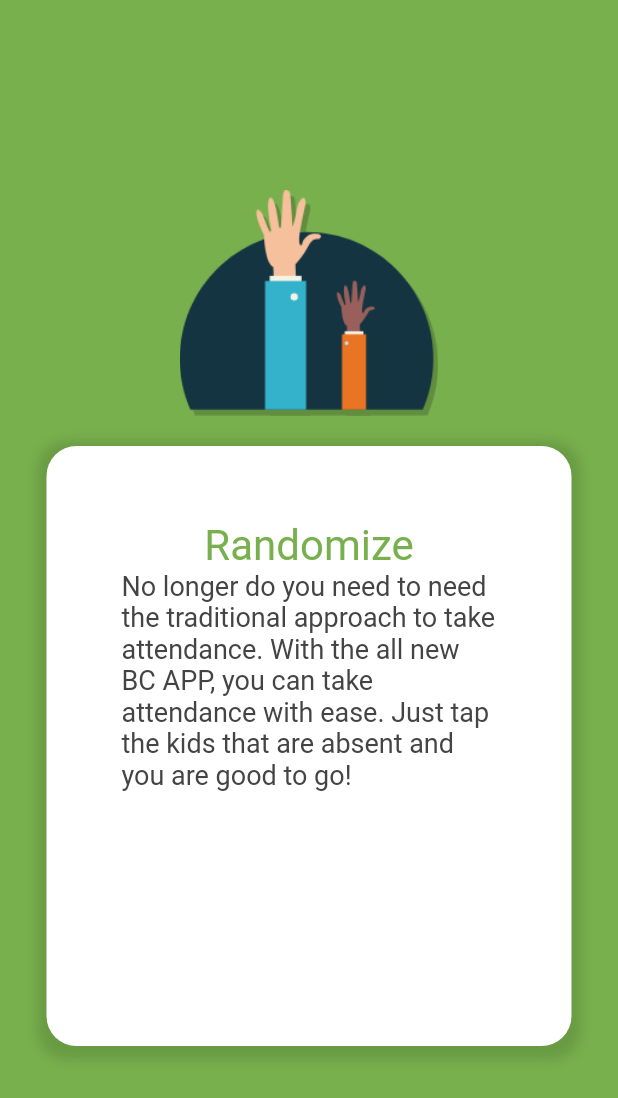
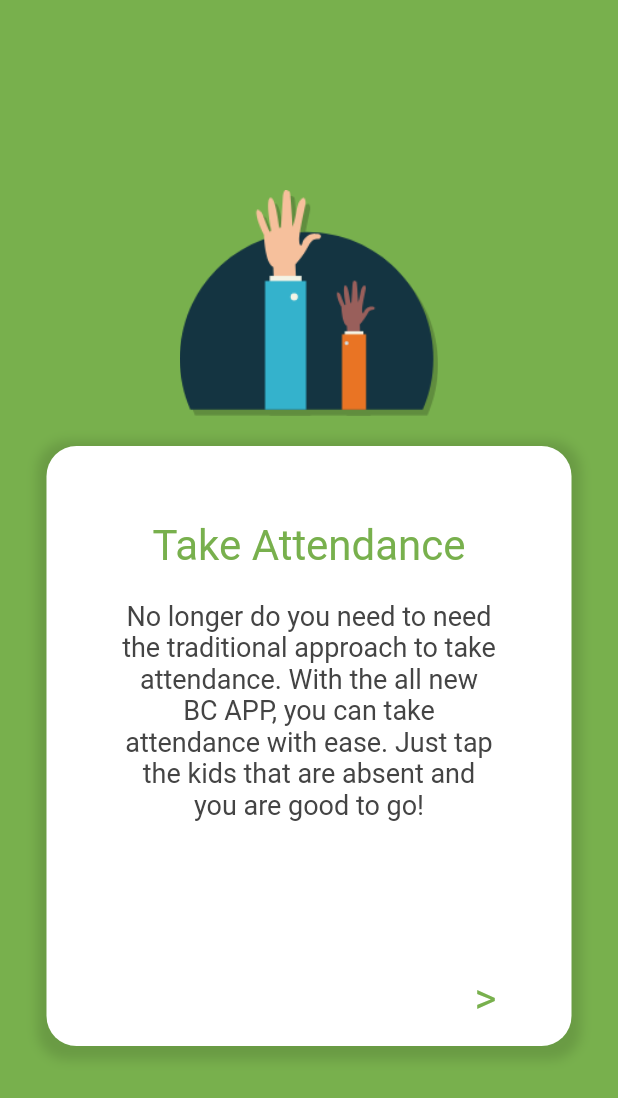
Before and after one commit to bugthedebugger/Flutter-UI-Tests, a Flutter app: the screen it shows after launch, on a phone screen of 412 x 824 dp. Shown: the top 1098 px of the screen. Run offline on Flutter 3.47's test engine with Material 2 defaults, Android fonts, the phone set to English and light mode, and no system bars.

Commit message:
Changed text alignment of welcome card body to center

```diff
--- a/lib/assets_repo/fontstyles.dart
+++ b/lib/assets_repo/fontstyles.dart
@@ -22,7 +22,7 @@ class AppFontStyles {
       color: Color(AppColors.welcRandomizerColor)
   );
 
-  final TextStyle _gettingStBody = TextStyle(
+  static TextStyle _gettingStBody = TextStyle(
       fontSize: gettingStartedBody,
       color: Color(AppColors.welcBodyColor)
   );
--- a/lib/beecreative_tutorial/welcome.dart
+++ b/lib/beecreative_tutorial/welcome.dart
@@ -21,7 +21,7 @@ class _WelcomePageState extends State<WelcomePage> {
       children: <Widget>[
         new WelcomeLayout(
           AppPhotos.welcAttendance,
-          "Randomize",
+          "Take Attendance",
           "No longer do you need to need the traditional approach to take attendance. With the all new BC APP, you can take attendance with ease. Just tap the kids that are absent and you are good to go!",
           AppFontStyles().gettingStartedAttendanceHeadStyle,
           AppFontStyles().gettingStartedBodyStyle,
@@ -29,7 +29,7 @@ class _WelcomePageState extends State<WelcomePage> {
         ),
         new WelcomeLayout(
           AppPhotos.welcPhotos,
-          "Randomize",
+          "Take Pictures",
           "No longer do you need to need the traditional approach to take attendance. With the all new BC APP, you can take attendance with ease. Just tap the kids that are absent and you are good to go!",
           AppFontStyles().gettingStartedPhotosHeadStyle,
           AppFontStyles().gettingStartedBodyStyle,
--- a/lib/beecreative_tutorial/welcome_layout.dart
+++ b/lib/beecreative_tutorial/welcome_layout.dart
@@ -42,7 +42,12 @@ class WelcomeLayout extends StatelessWidget {
                 width: 350,
                 height: 400,
                 alignment: Alignment.topCenter,
-                padding: EdgeInsets.all(50),
+                padding: EdgeInsets.only(
+                  top: 50,
+                  bottom: 15,
+                  left: 50,
+                  right: 50
+                ),
                 decoration: new BoxDecoration(
                   borderRadius: BorderRadius.circular(20.0),
                   color: Colors.white,
@@ -62,9 +67,21 @@ class WelcomeLayout extends StatelessWidget {
                       welcHeader,
                       style: headerStyle,
                     ),
-                    new Text(
-                      welcBody,
-                      style: bodyStyle,
+                    new Container(
+                      margin: EdgeInsets.only(
+                        top: 20
+                      ),
+                      child: new Text(
+                        welcBody,
+                        style: bodyStyle,
+                        textAlign: TextAlign.center,
+                      ),
+                    ),
+                    Expanded(
+                      child: new Container(
+                        alignment: Alignment.bottomRight,
+                        child: new Text(">", style: headerStyle),
+                      ),
                     )
                   ],
                 )
```
